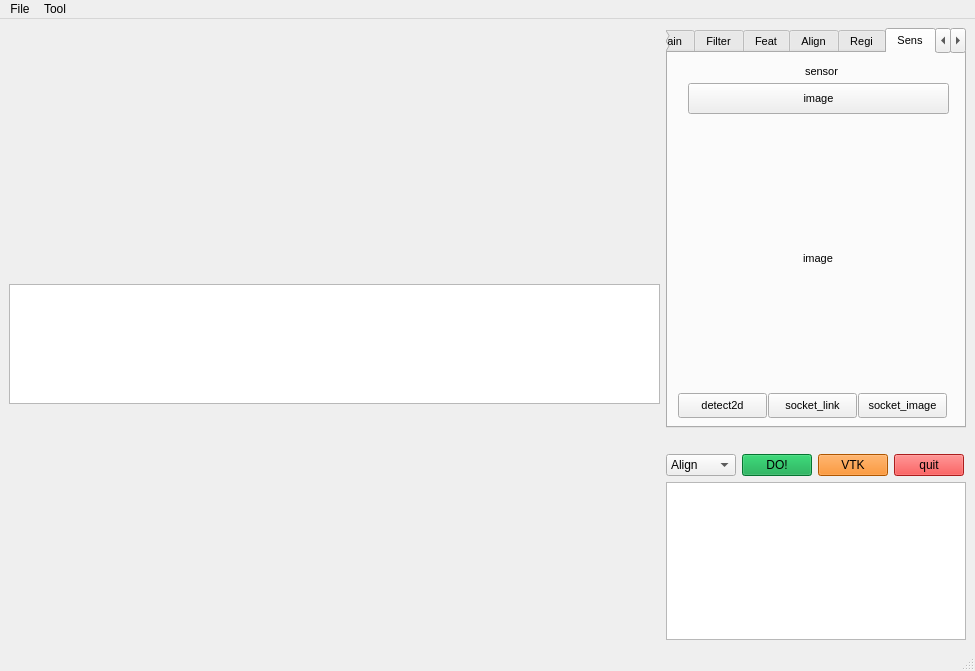
Old version of the form src/qt_ros_pcl/gui/mainwindow.ui in the repository wangzivector/Object_Recognition_and_Alignment-ROS-RCNN-PCL-Qt-GUI.
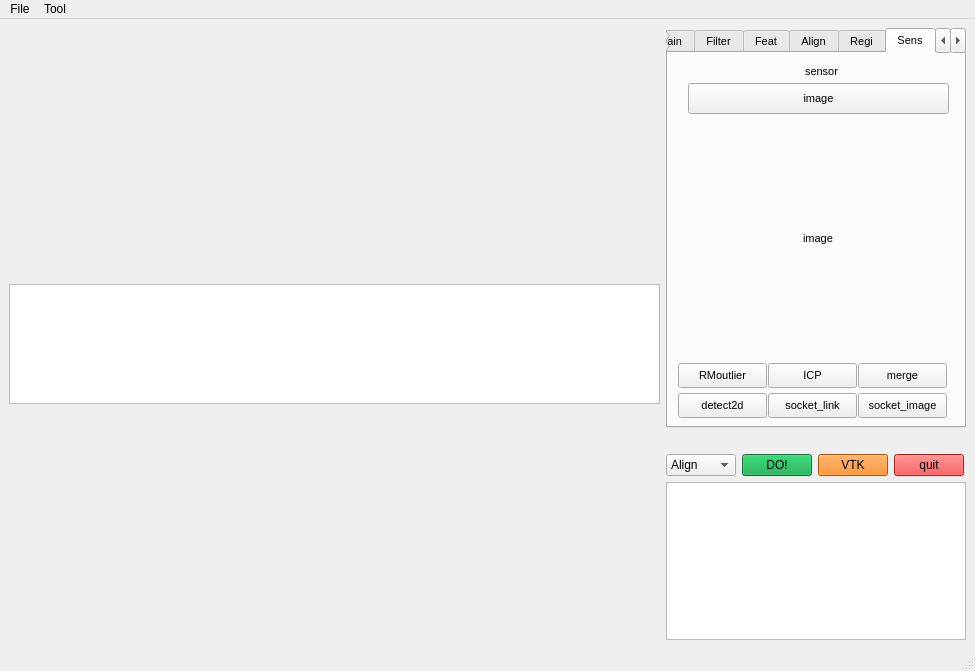
New version of the form. Icons and pictures are not drawn.

The edit to the form file:
```diff
--- a/src/qt_ros_pcl/gui/mainwindow.ui
+++ b/src/qt_ros_pcl/gui/mainwindow.ui
@@ -2264,7 +2264,7 @@
           <property name="geometry">
            <rect>
             <x>10</x>
-            <y>100</y>
+            <y>80</y>
             <width>280</width>
             <height>210</height>
            </rect>
@@ -2315,6 +2315,45 @@
            <string>detect2d</string>
           </property>
          </widget>
+         <widget class="QPushButton" name="pushButton_rmoutlier">
+          <property name="geometry">
+           <rect>
+            <x>10</x>
+            <y>310</y>
+            <width>89</width>
+            <height>25</height>
+           </rect>
+          </property>
+          <property name="text">
+           <string>RMoutlier</string>
+          </property>
+         </widget>
+         <widget class="QPushButton" name="pushButton_icpal">
+          <property name="geometry">
+           <rect>
+            <x>100</x>
+            <y>310</y>
+            <width>89</width>
+            <height>25</height>
+           </rect>
+          </property>
+          <property name="text">
+           <string>ICP</string>
+          </property>
+         </widget>
+         <widget class="QPushButton" name="pushButton_mergeit">
+          <property name="geometry">
+           <rect>
+            <x>190</x>
+            <y>310</y>
+            <width>89</width>
+            <height>25</height>
+           </rect>
+          </property>
+          <property name="text">
+           <string>merge</string>
+          </property>
+         </widget>
         </widget>
         <widget class="QWidget" name="tab_9">
          <attribute name="title">
```
Left out of the diff: 4 changed lines with no effect on the pictures.
